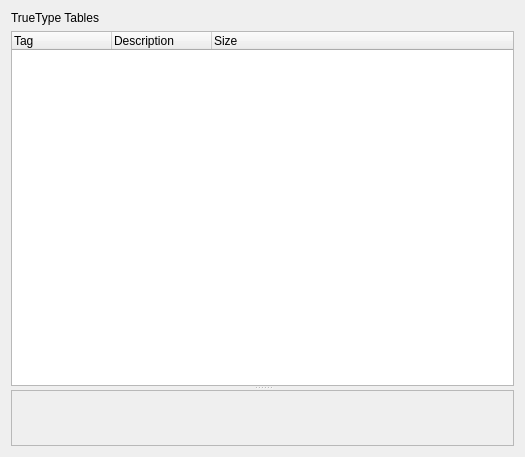
Above: src/tttablewidget.ui from fontmatrix/fontmatrix before the change. Below: the same form after it.
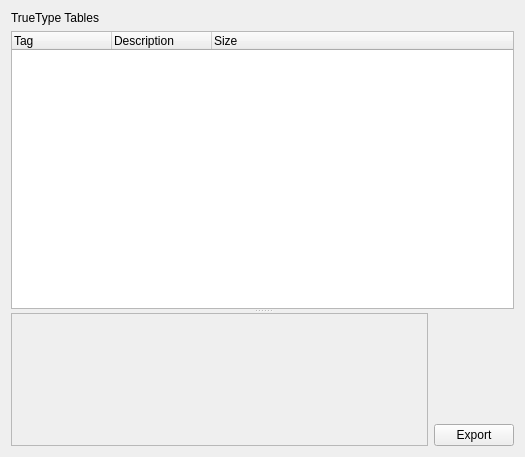
That is the form after the change. Custom widgets are drawn as their Qt base class.

Patch:
```diff
--- a/src/tttablewidget.ui
+++ b/src/tttablewidget.ui
@@ -12,7 +12,7 @@
   <property name="windowTitle" >
    <string>Form</string>
   </property>
-  <layout class="QGridLayout" name="gridLayout" >
+  <layout class="QGridLayout" name="gridLayout_2" >
    <item row="0" column="0" >
     <widget class="QLabel" name="label" >
      <property name="text" >
@@ -45,13 +45,48 @@
        </property>
       </column>
      </widget>
+     <widget class="QWidget" native="1" name="widget" >
+      <layout class="QGridLayout" name="gridLayout" >
+       <property name="margin" >
+        <number>0</number>
+       </property>
+       <item rowspan="2" row="0" column="0" >
      <widget class="QHexView" name="hexView" >
+         <property name="sizePolicy" >
+          <sizepolicy vsizetype="Preferred" hsizetype="Expanding" >
+           <horstretch>3</horstretch>
+           <verstretch>0</verstretch>
+          </sizepolicy>
+         </property>
       <property name="frameShape" >
        <enum>QFrame::StyledPanel</enum>
       </property>
       <property name="frameShadow" >
        <enum>QFrame::Raised</enum>
       </property>
+        </widget>
+       </item>
+       <item row="0" column="1" >
+        <spacer name="verticalSpacer" >
+         <property name="orientation" >
+          <enum>Qt::Vertical</enum>
+         </property>
+         <property name="sizeHint" stdset="0" >
+          <size>
+           <width>20</width>
+           <height>64</height>
+          </size>
+         </property>
+        </spacer>
+       </item>
+       <item row="1" column="1" >
+        <widget class="QPushButton" name="exportButton" >
+         <property name="text" >
+          <string>Export</string>
+         </property>
+        </widget>
+       </item>
+      </layout>
      </widget>
     </widget>
    </item>
```
Lines whose indentation alone changed are shown as unchanged.
